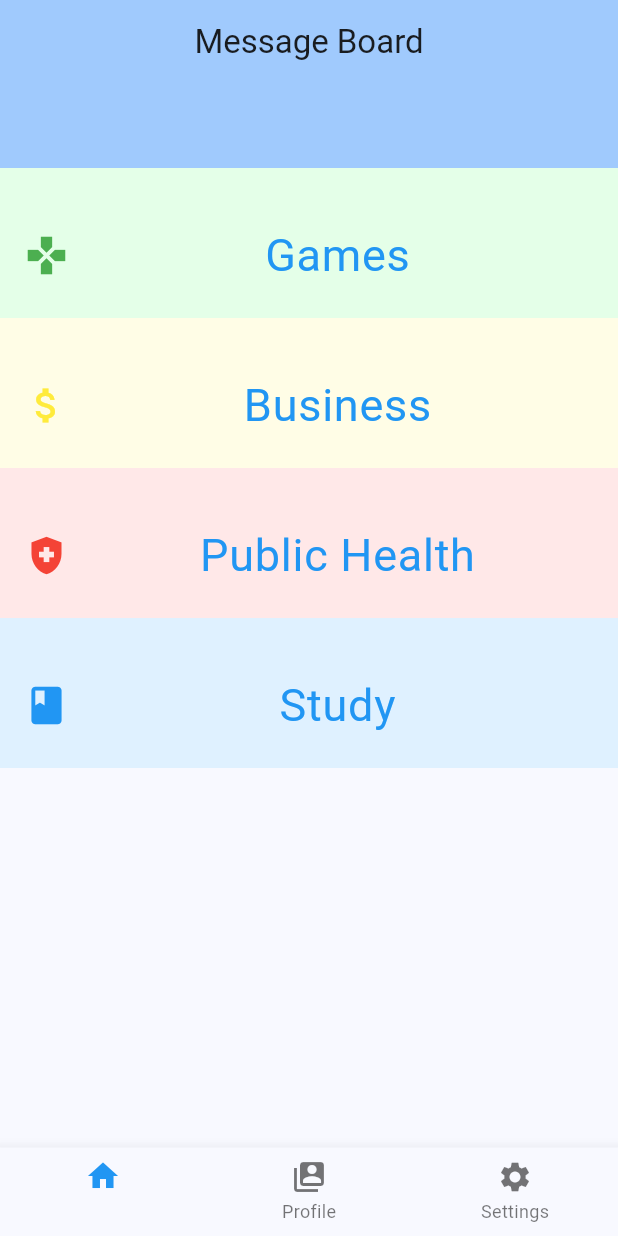
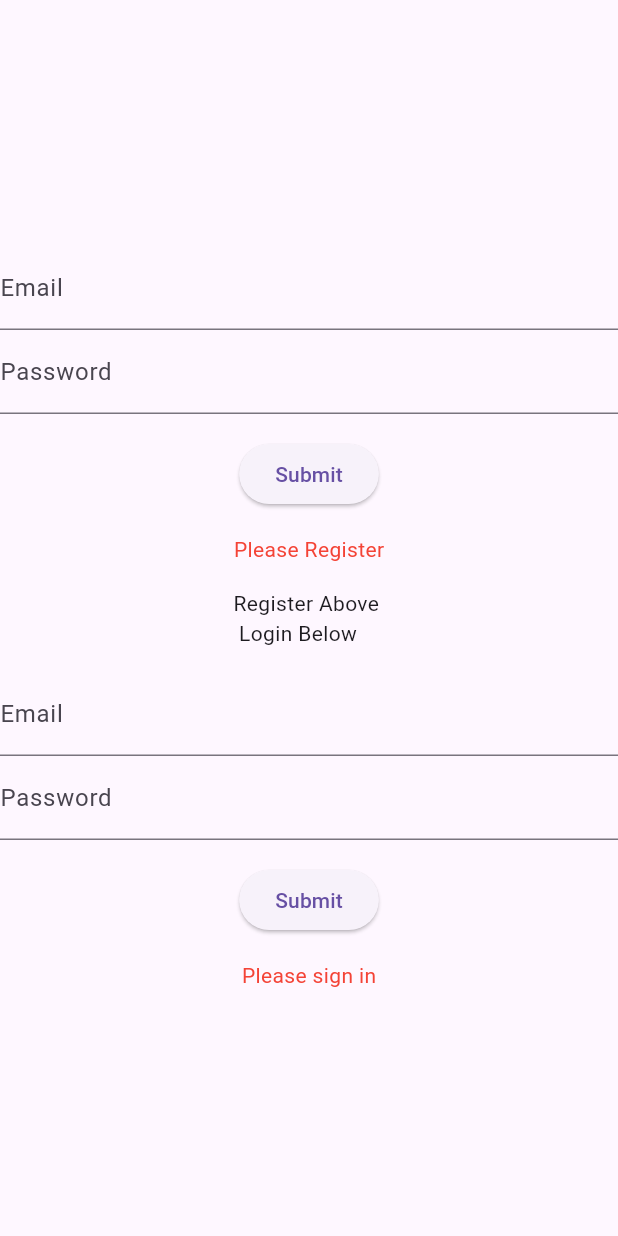
Before and after one commit to llaiza12/MessageBoard, a Flutter app: the screen it shows after launch, on a phone screen of 412 x 824 dp. Run offline on Flutter 3.47's test engine with Material 3 defaults, Android fonts, the phone set to English and light mode, and no system bars; our stand-ins replace cloud_firestore, firebase_auth, firebase_core; accounts and stored records are empty.

Commit message:
Add login screen and user registration

```diff
--- /dev/null
+++ b/lib/login_screen.dart
@@ -0,0 +1,238 @@
+import 'package:flutter/material.dart';
+import 'package:firebase_auth/firebase_auth.dart';
+import 'package:firebase_core/firebase_core.dart';
+import 'package:cloud_firestore/cloud_firestore.dart';
+import 'firebase_options.dart';
+import 'main.dart';
+
+void main() async {
+  WidgetsFlutterBinding.ensureInitialized();
+  await Firebase.initializeApp(options: DefaultFirebaseOptions.currentPlatform);
+  runApp(MyApp());
+}
+
+class MyApp extends StatelessWidget {
+  @override
+  Widget build(BuildContext context) {
+    return MaterialApp(
+      title: 'User Login Page',
+      home: LoginPage(title: 'User Login Page'),
+    );
+  }
+}
+
+class LoginPage extends StatefulWidget {
+  LoginPage({Key? key, required this.title}) : super(key: key);
+  final String title;
+  @override
+  _LoginPage createState() => _LoginPage();
+}
+
+class _LoginPage extends State<LoginPage> {
+  final FirebaseAuth _auth = FirebaseAuth.instance;
+
+  @override
+  Widget build(BuildContext context) {
+    return Scaffold(
+      body: Center(
+        child: Column(
+          mainAxisAlignment: MainAxisAlignment.center,
+          children: <Widget>[
+            RegisterEmailSection(auth: _auth),
+            EmailPasswordForm(auth: _auth),
+          ],
+        ),
+      ),
+    );
+  }
+}
+
+class RegisterEmailSection extends StatefulWidget {
+  RegisterEmailSection({Key? key, required this.auth}) : super(key: key);
+  final FirebaseAuth auth;
+  @override
+  _RegisterEmailSectionState createState() => _RegisterEmailSectionState();
+}
+
+class _RegisterEmailSectionState extends State<RegisterEmailSection> {
+  final GlobalKey<FormState> _formKey = GlobalKey<FormState>();
+  final TextEditingController _emailController = TextEditingController();
+  final TextEditingController _passwordController = TextEditingController();
+  bool _success = false;
+  bool _initialState = true;
+  String? _userEmail;
+  void _register() async {
+    try {
+      await widget.auth.createUserWithEmailAndPassword(
+        email: _emailController.text,
+        password: _passwordController.text,
+      );
+      setState(() {
+        _success = true;
+        _userEmail = _emailController.text;
+        _initialState = false;
+      });
+    } catch (e) {
+      setState(() {
+        _success = false;
+        _initialState = false;
+      });
+    }
+  }
+
+  @override
+  Widget build(BuildContext context) {
+    return Form(
+      key: _formKey,
+      child: Column(
+        crossAxisAlignment: CrossAxisAlignment.start,
+        children: <Widget>[
+          TextFormField(
+            controller: _emailController,
+            decoration: InputDecoration(labelText: 'Email'),
+            validator: (value) {
+              if (value?.isEmpty ?? true) {
+                return 'Please enter some text';
+              }
+              return null;
+            },
+          ),
+          TextFormField(
+            controller: _passwordController,
+            decoration: InputDecoration(labelText: 'Password'),
+            validator: (value) {
+              if (value?.isEmpty ?? true) {
+                return 'Please enter some text';
+              }
+              return null;
+            },
+          ),
+          Container(
+            padding: const EdgeInsets.symmetric(vertical: 16.0),
+            alignment: Alignment.center,
+            child: ElevatedButton(
+              onPressed: () {
+                if (_formKey.currentState!.validate()) {
+                  _register();
+                }
+              },
+              child: Text('Submit'),
+            ),
+          ),
+          Container(
+            alignment: Alignment.center,
+            child: Text(
+              _initialState
+                  ? 'Please Register'
+                  : _success
+                  ? 'Successfully registered $_userEmail'
+                  : 'Registration failed',
+              style: TextStyle(color: _success ? Colors.green : Colors.red),
+            ),
+          ),
+        ],
+      ),
+    );
+  }
+}
+
+class EmailPasswordForm extends StatefulWidget {
+  EmailPasswordForm({Key? key, required this.auth}) : super(key: key);
+  final FirebaseAuth auth;
+  @override
+  _EmailPasswordFormState createState() => _EmailPasswordFormState();
+}
+
+class _EmailPasswordFormState extends State<EmailPasswordForm> {
+  final GlobalKey<FormState> _formKey = GlobalKey<FormState>();
+  final TextEditingController _emailController = TextEditingController();
+  final TextEditingController _passwordController = TextEditingController();
+  bool _success = false;
+  bool _initialState = true;
+  String _userEmail = '';
+  void _signInWithEmailAndPassword() async {
+    try {
+      await widget.auth.signInWithEmailAndPassword(
+        email: _emailController.text,
+        password: _passwordController.text,
+      );
+      setState(() {
+        _success = true;
+        _userEmail = _emailController.text;
+        _initialState = false;
+      });
+    } catch (e) {
+      setState(() {
+        _success = false;
+        _initialState = false;
+      });
+    }
+  }
+
+  @override
+  Widget build(BuildContext context) {
+    return Form(
+      key: _formKey,
+      child: Column(
+        crossAxisAlignment: CrossAxisAlignment.start,
+        children: <Widget>[
+          Container(
+            child: Text('Register Above \n Login Below'),
+            padding: const EdgeInsets.all(16),
+            alignment: Alignment.center,
+          ),
+          TextFormField(
+            controller: _emailController,
+            decoration: InputDecoration(labelText: 'Email'),
+            validator: (value) {
+              if (value?.isEmpty ?? true) {
+                return 'Please enter some text';
+              }
+              return null;
+            },
+          ),
+          TextFormField(
+            controller: _passwordController,
+            decoration: InputDecoration(labelText: 'Password'),
+            validator: (value) {
+              if (value?.isEmpty ?? true) {
+                return 'Please enter some text';
+              }
+              return null;
+            },
+          ),
+          Container(
+            padding: const EdgeInsets.symmetric(vertical: 16.0),
+            alignment: Alignment.center,
+            child: ElevatedButton(
+              onPressed: () async {
+                if (_formKey.currentState!.validate()) {
+                  _signInWithEmailAndPassword();
+                  if (_success) {
+                    Navigator.push(
+                      context,
+                      MaterialPageRoute(builder: (context) => MyHomePage()),
+                    );
+                  }
+                }
+              },
+              child: Text('Submit'),
+            ),
+          ),
+          Container(
+            alignment: Alignment.center,
+            padding: const EdgeInsets.symmetric(horizontal: 16),
+            child: Text(
+              _initialState
+                  ? 'Please sign in'
+                  : _success
+                  ? 'Successfully signed in $_userEmail \n Press Again to Enter Message Board'
+                  : 'Sign in failed',
+              style: TextStyle(color: _success ? Colors.green : Colors.red),
+            ),
+          ),
+        ],
+      ),
+    );
+  }
+}
--- a/lib/main.dart
+++ b/lib/main.dart
@@ -1,6 +1,7 @@
 import 'package:flutter/material.dart';
 import 'package:firebase_core/firebase_core.dart';
 import 'package:cloud_firestore/cloud_firestore.dart';
+import 'package:hw4/login_screen.dart';
 import 'firebase_options.dart';
 import 'package:firebase_auth/firebase_auth.dart';
 import 'profile.dart';
@@ -10,21 +11,15 @@ import 'messageboards_screen.dart';
 void main() async {
   WidgetsFlutterBinding.ensureInitialized();
   await Firebase.initializeApp(options: DefaultFirebaseOptions.currentPlatform);
-  runApp(const MyApp());
+  runApp(MyApp());
 }
 
 class MyApp extends StatelessWidget {
-  const MyApp({super.key});
-
   @override
   Widget build(BuildContext context) {
     return MaterialApp(
-      debugShowCheckedModeBanner: false,
-      title: 'Message Board',
-      theme: ThemeData(
-        colorScheme: ColorScheme.fromSeed(seedColor: Colors.blue),
-      ),
-      home: const MyHomePage(),
+      title: 'test',
+      home: LoginPage(title: 'User Login Page'),
     );
   }
 }
@@ -53,14 +48,13 @@ class _MyHomePageState extends State<MyHomePage> {
   @override
   Widget build(BuildContext context) {
     return Scaffold(
-      appBar: AppBar(
-        backgroundColor: Theme.of(context).colorScheme.inversePrimary,
-        title: Center(child: Text("Message Board")),
-      ),
       body: _widgetOptions[_selectedIndex],
       bottomNavigationBar: BottomNavigationBar(
         items: const <BottomNavigationBarItem>[
-          BottomNavigationBarItem(icon: Icon(Icons.home), label: ''),
+          BottomNavigationBarItem(
+            icon: Icon(Icons.home),
+            label: 'Message Boards',
+          ),
           BottomNavigationBarItem(
             icon: Icon(Icons.switch_account),
             label: 'Profile',
```
